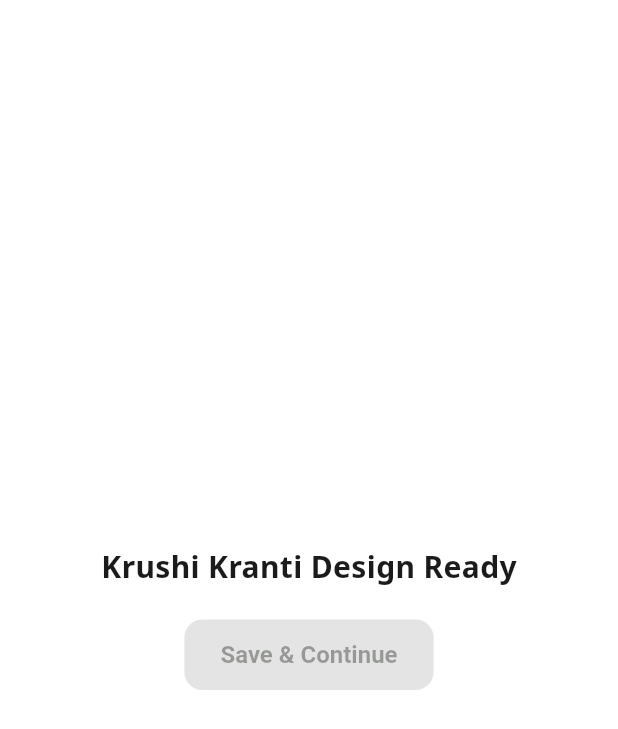
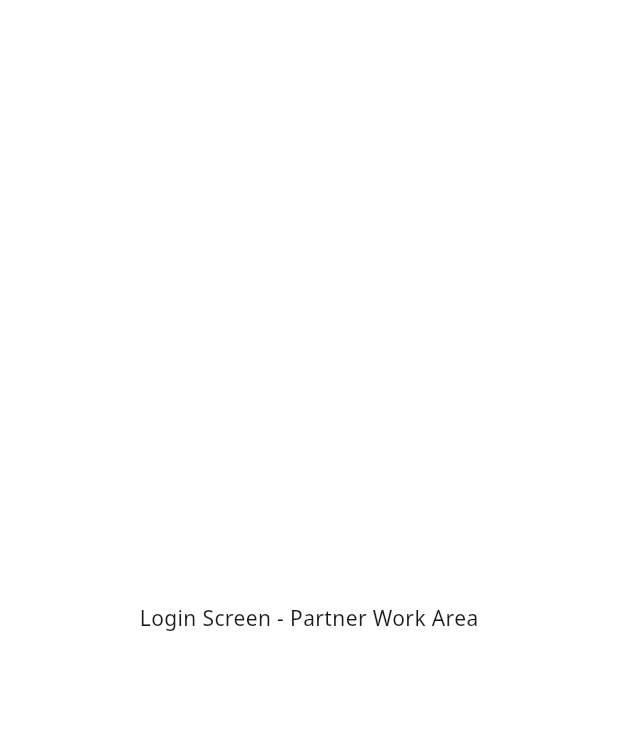
Before and after one commit to AmeyaKhire/KrushiKranti, a Flutter app: the screen it shows after launch, on a phone screen of 412 x 824 dp. Shown: the top 729 px of the screen. Run offline on Flutter 3.47's test engine with Material 3 defaults, Android fonts, the phone set to English and light mode, and no system bars; our stand-ins replace google_fonts.

Commit message:
Fixed deprecated background color in main.dart

```diff
--- a/lib/core/constants/app_routes.dart
+++ b/lib/core/constants/app_routes.dart
@@ -1,13 +1,48 @@
+import 'package:flutter/material.dart';
+
+// ✅ Import the screens you created so we can link them
+import '../../features/auth/screens/login_screen.dart';
+import '../../features/dashboard/screens/home_screen.dart';
+
 class AppRoutes {
-  // Define the Route Names as constants so you don't make typos
+  // ===========================================================================
+  // 1. ROUTE NAMES (Constants)
+  // Use these names in your code. Example: Navigator.pushNamed(context, AppRoutes.otp);
+  // ===========================================================================
+
   static const String splash = '/';
   static const String languageSelection = '/language';
   static const String login = '/login';
   static const String otp = '/otp';
-  static const String onboardingPersonal = '/onboarding_personal';
-  static const String onboardingAddress = '/onboarding_address';
-  static const String bankVerification = '/bank_verification';
 
-  // This is YOUR entry point
+  // Onboarding Flow
+  static const String onboardingPersonal = '/onboarding_personal'; // Name, etc.
+  static const String onboardingAddress = '/onboarding_address';   // Village, Taluka
+  static const String bankVerification = '/bank_verification';     // Aadhaar/Bank
+
+  // Dashboard (Your Main App)
   static const String dashboard = '/dashboard';
+
+  // ===========================================================================
+  // 2. ROUTE MAP (Connections)
+  // This tells the app which Screen to show for which Route Name.
+  // ===========================================================================
+  static Map<String, WidgetBuilder> get routes => {
+    // --- Entry Point ---
+    // Currently pointing to Login. Your partner will change this to SplashScreen later.
+    splash: (context) => const LoginScreen(),
+
+    // --- Partner's Routes (Auth) ---
+    login: (context) => const LoginScreen(),
+
+    // TODO: Partner will uncomment and create these screens as he builds them:
+    // languageSelection: (context) => const LanguageSelectionScreen(),
+    // otp: (context) => const OtpScreen(),
+    // onboardingPersonal: (context) => const PersonalDetailsScreen(),
+    // onboardingAddress: (context) => const AddressDetailsScreen(),
+    // bankVerification: (context) => const BankVerificationScreen(),
+
+    // --- Your Routes (Dashboard) ---
+    dashboard: (context) => const HomeScreen(),
+  };
 }
--- /dev/null
+++ b/lib/features/auth/screens/login_screen.dart
@@ -0,0 +1,12 @@
+import 'package:flutter/material.dart';
+
+class LoginScreen extends StatelessWidget {
+  const LoginScreen({super.key});
+
+  @override
+  Widget build(BuildContext context) {
+    return const Scaffold(
+      body: Center(child: Text("Login Screen - Partner Work Area")),
+    );
+  }
+}
--- /dev/null
+++ b/lib/features/dashboard/screens/home_screen.dart
@@ -0,0 +1,12 @@
+import 'package:flutter/material.dart';
+
+class HomeScreen extends StatelessWidget {
+  const HomeScreen({super.key});
+
+  @override
+  Widget build(BuildContext context) {
+    return const Scaffold(
+      body: Center(child: Text("Dashboard - My Work Area")),
+    );
+  }
+}
--- a/lib/main.dart
+++ b/lib/main.dart
@@ -3,6 +3,7 @@ import 'package:flutter_localizations/flutter_localizations.dart';
 import 'package:google_fonts/google_fonts.dart';
 import 'l10n/app_localizations.dart';
 import 'core/constants/app_colors.dart';
+import 'core/constants/app_routes.dart';
 
 void main() {
   runApp(const KrushiKrantiApp());
@@ -17,22 +18,23 @@ class KrushiKrantiApp extends StatelessWidget {
       title: 'Krushi Kranti',
       debugShowCheckedModeBanner: false,
 
-      // --- 🎨 DESIGN SYSTEM FROM FIGMA ---
+      // --- 🎨 DESIGN SYSTEM ---
       theme: ThemeData(
         useMaterial3: true,
+        // We set the Scaffold background here, which is perfectly valid.
         scaffoldBackgroundColor: AppColors.background,
 
         // 1. Color Scheme
         colorScheme: ColorScheme.fromSeed(
-          seedColor: AppColors.brandGreen, // Use Green for system ripples/focus
-          primary: AppColors.primary,      // Yellow for Buttons
-          secondary: AppColors.brandGreen, // Green for Accents
+          seedColor: AppColors.brandGreen,
+          primary: AppColors.primary,
+          secondary: AppColors.brandGreen,
           surface: AppColors.surface,
-          background: AppColors.background,
+          // ❌ REMOVED: background: AppColors.background (Deprecated)
+          // Material 3 uses 'surface' for backgrounds now.
         ),
 
-        // 2. Fonts (Essential for Marathi/Hindi support)
-        // Noto Sans is the best choice for Indian languages.
+        // 2. Fonts (Noto Sans)
         textTheme: GoogleFonts.notoSansTextTheme(
           Theme.of(context).textTheme.apply(
             bodyColor: AppColors.textPrimary,
@@ -40,15 +42,15 @@ class KrushiKrantiApp extends StatelessWidget {
           ),
         ),
 
-        // 3. Button Style (Matches your "Get OTP" button)
+        // 3. Button Style (Yellow with Black Text)
         elevatedButtonTheme: ElevatedButtonThemeData(
           style: ElevatedButton.styleFrom(
-            backgroundColor: AppColors.primary, // Yellow Background
-            foregroundColor: AppColors.textOnButton, // Black Text
-            elevation: 0, // Flat design
+            backgroundColor: AppColors.primary,
+            foregroundColor: AppColors.textOnButton,
+            elevation: 0,
             padding: const EdgeInsets.symmetric(horizontal: 24, vertical: 14),
             shape: RoundedRectangleBorder(
-              borderRadius: BorderRadius.circular(12), // Rounded corners like Figma
+              borderRadius: BorderRadius.circular(12),
             ),
             textStyle: const TextStyle(
               fontSize: 16,
@@ -57,14 +59,14 @@ class KrushiKrantiApp extends StatelessWidget {
           ),
         ),
 
-        // 4. Input Fields (Text Boxes)
+        // 4. Input Fields
         inputDecorationTheme: InputDecorationTheme(
           filled: true,
-          fillColor: const Color(0xFFF5F5F5), // Light grey fill like Figma
+          fillColor: const Color(0xFFF5F5F5),
           contentPadding: const EdgeInsets.symmetric(horizontal: 16, vertical: 16),
           border: OutlineInputBorder(
             borderRadius: BorderRadius.circular(12),
-            borderSide: BorderSide.none, // No border by default (clean look)
+            borderSide: BorderSide.none,
           ),
           focusedBorder: OutlineInputBorder(
             borderRadius: BorderRadius.circular(12),
@@ -87,23 +89,9 @@ class KrushiKrantiApp extends StatelessWidget {
         GlobalCupertinoLocalizations.delegate,
       ],
 
-      // --- HOME ---
-      home: const Scaffold(
-        body: Center(
-          child: Column(
-            mainAxisAlignment: MainAxisAlignment.center,
-            children: [
-              Text("Krushi Kranti Design Ready", style: TextStyle(fontSize: 20, fontWeight: FontWeight.bold)),
-              SizedBox(height: 20),
-              // This button will now be Yellow with Black text automatically!
-              ElevatedButton(
-                onPressed: null,
-                child: Text("Save & Continue"),
-              ),
-            ],
-          ),
-        ),
-      ),
+      // --- 🚀 NAVIGATION SETUP ---
+      initialRoute: AppRoutes.splash,
+      routes: AppRoutes.routes,
     );
   }
 }
```
